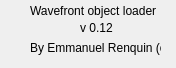
The window that about.ui (Imarion/WavefrontObjectLoader) describes before a commit, drawn with Qt 5.
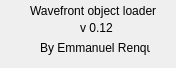
The same window after the commit.

What changed in the file:
```diff
--- a/about.ui
+++ b/about.ui
@@ -42,14 +42,14 @@
   <widget class="QLabel" name="label">
    <property name="geometry">
     <rect>
-     <x>30</x>
+     <x>40</x>
      <y>40</y>
-     <width>131</width>
+     <width>110</width>
      <height>16</height>
     </rect>
    </property>
    <property name="text">
-    <string>By Emmanuel Renquin (c)</string>
+    <string>By Emmanuel Renquin</string>
    </property>
   </widget>
  </widget>
```
